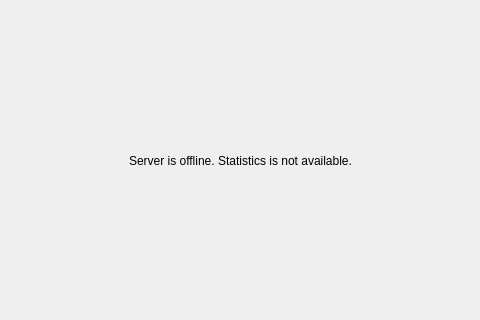
Before: the Qt Designer form client/libclient/src/ui/widgets/properties/storage_analytics_widget.ui in networkoptix/nx_open, drawn with Qt 5; both pictures show x 269 to 749 and y 148 to 468 of the 1019 by 621 pixel window.
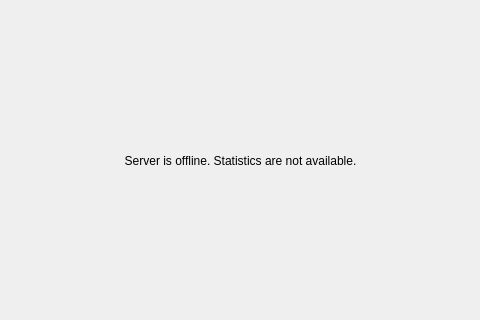
After: the same form once the commit is applied. The open tabs and pages were chosen to show the change. Custom widgets are drawn as their Qt base class.

```diff
--- a/client/libclient/src/ui/widgets/properties/storage_analytics_widget.ui
+++ b/client/libclient/src/ui/widgets/properties/storage_analytics_widget.ui
@@ -323,7 +323,7 @@
        <item>
         <widget class="QLabel" name="warningLabel">
          <property name="text">
-          <string>Server is offline. Statistics is not available.</string>
+          <string>Server is offline. Statistics are not available.</string>
          </property>
          <property name="alignment">
           <set>Qt::AlignCenter</set>
```
